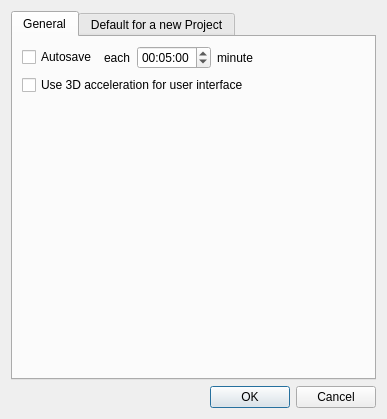
Above: ui/SettingsDialog.ui from scantailor/scantailor before the change. Below: the same form after it.
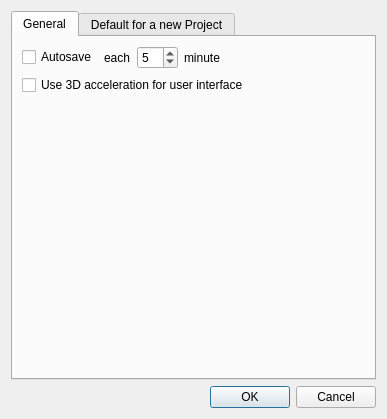
That is the form after the change. The open tabs and pages were chosen to show the change. Icons and pictures are not drawn.

Commit message: SettingsDialog: Autosave controlls - make save and restore state

Diff of the .ui file:
```diff
--- a/ui/SettingsDialog.ui
+++ b/ui/SettingsDialog.ui
@@ -41,16 +41,12 @@
           </widget>
          </item>
          <item>
-          <widget class="QTimeEdit" name="autosaveTimeEdit">
-           <property name="currentSection">
-            <enum>QDateTimeEdit::MinuteSection</enum>
+          <widget class="QSpinBox" name="autosaveSpinBox">
+           <property name="readOnly">
+            <bool>false</bool>
            </property>
-           <property name="time">
-            <time>
-             <hour>0</hour>
-             <minute>5</minute>
-             <second>0</second>
-            </time>
+           <property name="value">
+            <number>5</number>
            </property>
           </widget>
          </item>
```
Left out of the diff: 18 changed lines with no effect on the pictures. The commit also changes 3 other files.
